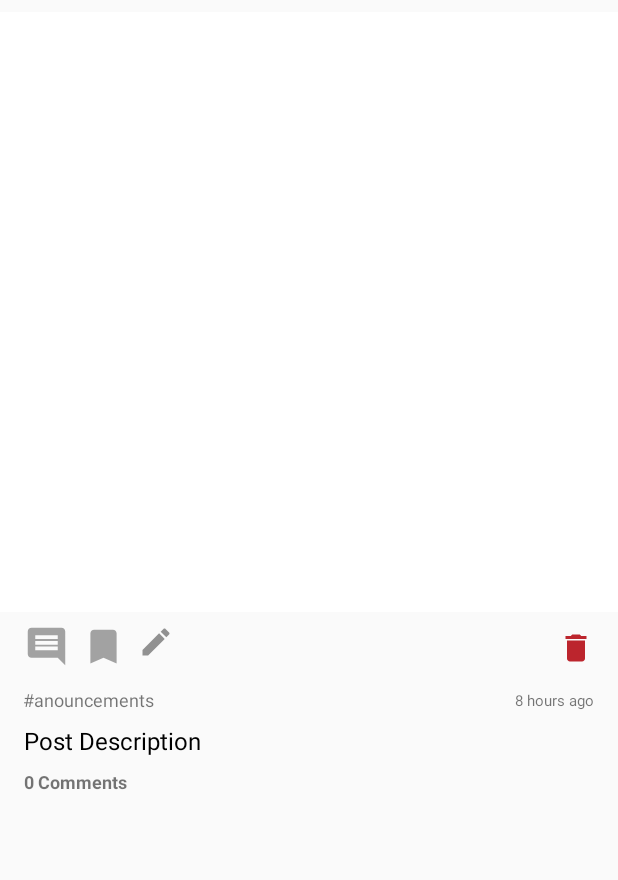
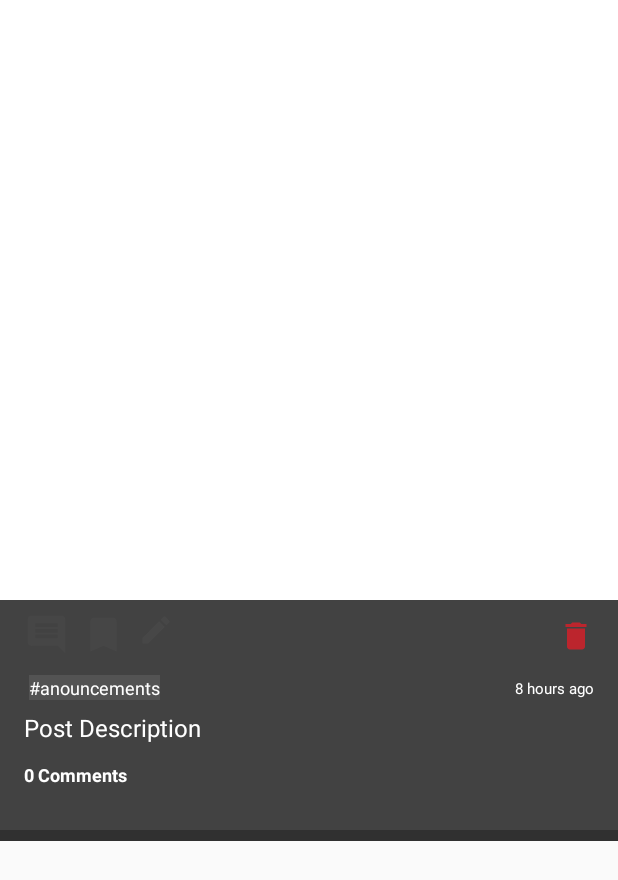
Before and after one commit to alberkko/Atelier, an Android app: the layout post_single_item.xml on its own in the app's theme, with its tools: preview values and no code run, on a phone screen of 412 x 824 dp. Shown: the top 880 px of the screen. Run offline under Robolectric (Android 15) with nearby library versions, the phone set to English and light mode, and no system bars; Roboto replaces fonts that are not available here.

Commit message:
view edits

```diff
--- a/app/src/main/res/layout/activity_admin_upload.xml
+++ b/app/src/main/res/layout/activity_admin_upload.xml
@@ -38,6 +38,7 @@
                     android:layout_width="300dp"
                     android:layout_height="300dp"
                     android:layout_marginTop="56dp"
+                    android:background="@drawable/profile_pic_placeholder"
                     app:layout_constraintEnd_toEndOf="parent"
                     app:layout_constraintHorizontal_bias="0.495"
                     app:layout_constraintStart_toStartOf="parent"
--- a/app/src/main/res/layout/activity_main.xml
+++ b/app/src/main/res/layout/activity_main.xml
@@ -7,6 +7,7 @@
     xmlns:tools="http://schemas.android.com/tools"
     tools:context="com.example.atelier.activities.MainActivity"
     android:id="@+id/drawer_layout"
+    android:background="#303030"
     >
 
 
--- a/app/src/main/res/layout/post_single_item.xml
+++ b/app/src/main/res/layout/post_single_item.xml
@@ -5,15 +5,12 @@
     android:id="@+id/container"
     android:layout_width="match_parent"
     android:layout_height="wrap_content"
-    android:layout_marginLeft="0dp"
-    android:layout_marginTop="8dp"
-    android:layout_marginRight="0dp"
-    android:layout_marginBottom="32dp"
-    android:orientation="vertical">
+    android:orientation="vertical"
+    android:background="#424242">
 
     <androidx.constraintlayout.widget.ConstraintLayout
         android:layout_width="match_parent"
-        android:layout_height="545dp">
+        android:layout_height="wrap_content">
 
         <androidx.cardview.widget.CardView
             android:id="@+id/cardView"
@@ -47,13 +44,13 @@
             android:layout_marginEnd="16dp"
             android:text="Post Description"
             android:textAllCaps="false"
-            android:textColor="#000000"
+            android:textColor="#FFFFFF"
             android:textSize="16sp"
             android:textStyle="normal"
             app:layout_constraintEnd_toEndOf="parent"
             app:layout_constraintHorizontal_bias="0.0"
             app:layout_constraintStart_toStartOf="parent"
-            app:layout_constraintTop_toBottomOf="@+id/tag_inpost" />
+            app:layout_constraintTop_toBottomOf="@+id/textView3" />
 
         <TextView
             android:id="@+id/bookmark_icon"
@@ -94,6 +91,7 @@
             android:layout_marginTop="52dp"
             android:layout_marginEnd="8dp"
             android:text="8 hours ago"
+            android:textColor="#FFFFFF"
             android:textSize="10sp"
             app:layout_constraintEnd_toEndOf="parent"
             app:layout_constraintHorizontal_bias="0.97"
@@ -104,27 +102,31 @@
             android:id="@+id/textView4"
             android:layout_width="wrap_content"
             android:layout_height="wrap_content"
-            android:layout_marginStart="16dp"
-            android:layout_marginTop="8dp"
+            android:layout_marginTop="12dp"
+            android:layout_marginBottom="36dp"
             android:text="0 Comments"
+            android:textColor="#FFFFFF"
             android:textSize="12sp"
             android:textStyle="bold"
             app:layout_constraintBottom_toBottomOf="parent"
             app:layout_constraintEnd_toEndOf="parent"
-            app:layout_constraintHorizontal_bias="0.0"
+            app:layout_constraintHorizontal_bias="0.046"
             app:layout_constraintStart_toStartOf="parent"
             app:layout_constraintTop_toBottomOf="@+id/post_description"
-            app:layout_constraintVertical_bias="0.0" />
+            app:layout_constraintVertical_bias="1.0" />
 
         <TextView
             android:id="@+id/tag_inpost"
             android:layout_width="wrap_content"
             android:layout_height="wrap_content"
+            android:layout_marginStart="4dp"
             android:layout_marginTop="12dp"
+            android:background="#74686868"
             android:text="#anouncements"
+            android:textColor="#FFFFFF"
             android:textSize="12sp"
             app:layout_constraintEnd_toStartOf="@+id/textView3"
-            app:layout_constraintHorizontal_bias="0.061"
+            app:layout_constraintHorizontal_bias="0.062"
             app:layout_constraintStart_toStartOf="parent"
             app:layout_constraintTop_toBottomOf="@+id/edit_icon" />
 
@@ -139,7 +141,17 @@
             app:layout_constraintHorizontal_bias="0.94"
             app:layout_constraintStart_toEndOf="@+id/comment_icon" />
 
+        <TextView
+            android:id="@+id/textView"
+            android:layout_width="412dp"
+            android:layout_height="7dp"
+            android:background="#303030"
+            android:text=""
+            app:layout_constraintBottom_toBottomOf="parent"
+            app:layout_constraintEnd_toEndOf="parent"
+            app:layout_constraintHorizontal_bias="0.0"
+            app:layout_constraintStart_toStartOf="parent" />
+
 
     </androidx.constraintlayout.widget.ConstraintLayout>
-
 </LinearLayout>
--- a/app/src/main/res/values/colors.xml
+++ b/app/src/main/res/values/colors.xml
@@ -1,6 +1,6 @@
 <?xml version="1.0" encoding="utf-8"?>
 <resources>
     <color name="colorPrimary">#008577</color>
-    <color name="colorPrimaryDark">#00574B</color>
+    <color name="colorPrimaryDark">#303030</color>
     <color name="colorAccent">#D81B60</color>
 </resources>
```
Also changed, not shown: app/src/main/res/drawable-v24/profile_pic_placeholder.png (added).
